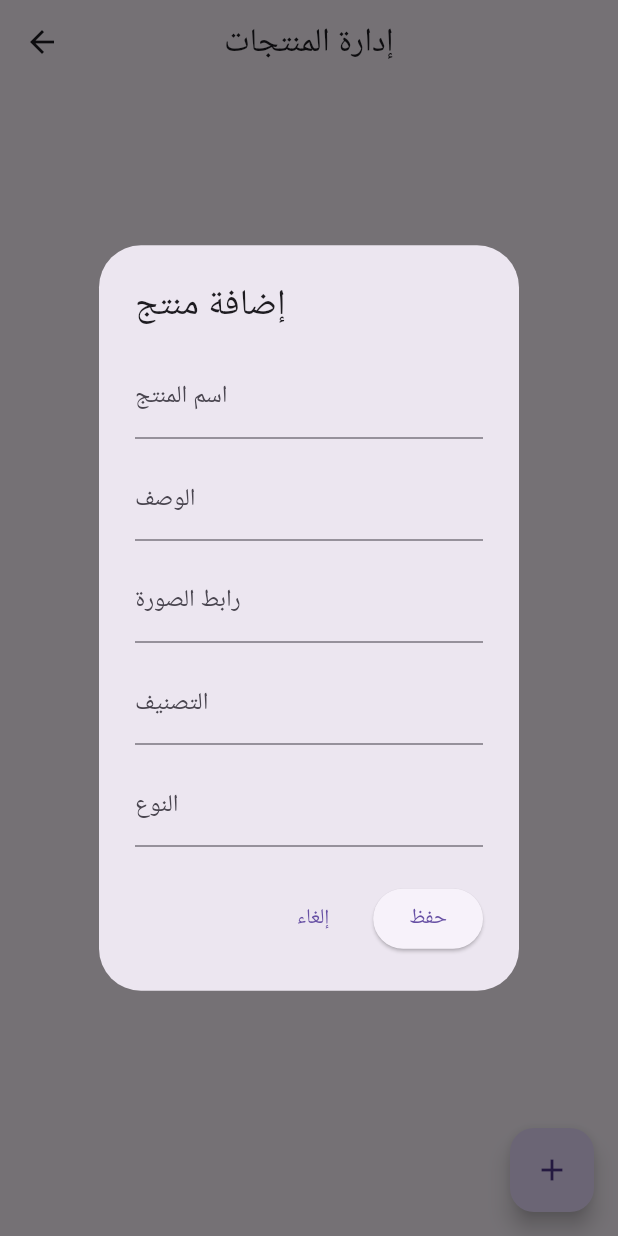
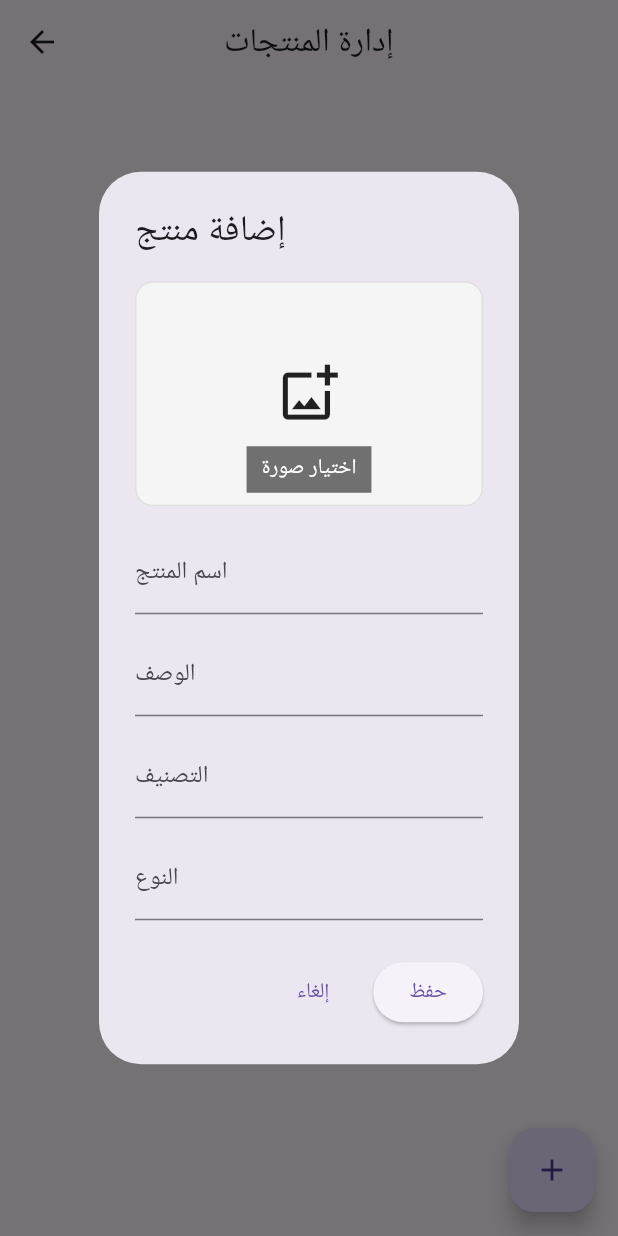
Before and after one commit to ebrahimzaghal1-cmd/barakah-90, a Flutter app: the AdminManageProducts screen opened directly, after a tap on the "add" icon, on a phone screen of 412 x 824 dp. Run offline on Flutter 3.47's test engine with Material 3 defaults, Android fonts, the phone set to English and light mode, and no system bars; our stand-ins replace cloud_firestore, firebase_auth, firebase_core, firebase_storage, geolocator, image_picker and 1 more; accounts and stored records are empty.

```diff
--- a/lib/admin/admin_manage_products.dart
+++ b/lib/admin/admin_manage_products.dart
@@ -1,5 +1,9 @@
+import 'dart:io';
+
 import 'package:cloud_firestore/cloud_firestore.dart';
+import 'package:firebase_storage/firebase_storage.dart';
 import 'package:flutter/material.dart';
+import 'package:image_picker/image_picker.dart';
 
 class AdminManageProducts extends StatefulWidget {
   const AdminManageProducts({super.key});
@@ -10,83 +14,76 @@ class AdminManageProducts extends StatefulWidget {
 
 class _AdminManageProductsState extends State<AdminManageProducts> {
   final FirebaseFirestore _firestore = FirebaseFirestore.instance;
+  final ImagePicker _imagePicker = ImagePicker();
 
   Future<void> _showProductDialog({DocumentSnapshot? doc}) async {
-    final titleController = TextEditingController(text: doc?['title'] ?? '');
+    final product = doc?.data() as Map<String, dynamic>? ?? {};
+    final titleController = TextEditingController(text: product['title'] ?? '');
     final descriptionController =
-        TextEditingController(text: doc?['description'] ?? '');
-    final imageController = TextEditingController(text: doc?['image'] ?? '');
+        TextEditingController(text: product['description'] ?? '');
     final categoryController =
-        TextEditingController(text: doc?['category'] ?? '');
-    final typeController = TextEditingController(text: doc?['type'] ?? '');
+        TextEditingController(text: product['category'] ?? '');
+    final typeController = TextEditingController(text: product['type'] ?? '');
+    var imageUrl = product['image']?.toString() ?? '';
+    File? selectedImage;
+    var isSaving = false;
 
     await showDialog(
       context: context,
-      builder: (context) {
-        return AlertDialog(
-          title: Text(doc == null ? 'إضافة منتج' : 'تعديل المنتج'),
-          content: SingleChildScrollView(
-            child: Column(
-              mainAxisSize: MainAxisSize.min,
-              children: [
-                TextField(
-                  controller: titleController,
-                  decoration: const InputDecoration(
-                    labelText: 'اسم المنتج',
-                  ),
-                ),
-                const SizedBox(height: 12),
-                TextField(
-                  controller: descriptionController,
-                  decoration: const InputDecoration(
-                    labelText: 'الوصف',
-                  ),
-                ),
-                const SizedBox(height: 12),
-                TextField(
-                  controller: imageController,
-                  decoration: const InputDecoration(
-                    labelText: 'رابط الصورة',
-                  ),
-                ),
-                const SizedBox(height: 12),
-                TextField(
-                  controller: categoryController,
-                  decoration: const InputDecoration(
-                    labelText: 'التصنيف',
-                  ),
-                ),
-                const SizedBox(height: 12),
-                TextField(
-                  controller: typeController,
-                  decoration: const InputDecoration(
-                    labelText: 'النوع',
-                  ),
-                ),
-              ],
-            ),
-          ),
-          actions: [
-            TextButton(
-              onPressed: () => Navigator.pop(context),
-              child: const Text('إلغاء'),
-            ),
-            ElevatedButton(
-              onPressed: () async {
-                final title = titleController.text.trim();
-                final description = descriptionController.text.trim();
-                final image = imageController.text.trim();
-                final category = categoryController.text.trim();
-                final type = typeController.text.trim();
+      builder: (dialogContext) {
+        return StatefulBuilder(
+          builder: (context, setDialogState) {
+            Future<void> chooseImage() async {
+              try {
+                final pickedImage = await _imagePicker.pickImage(
+                  source: ImageSource.gallery,
+                  imageQuality: 85,
+                );
+                if (pickedImage == null) return;
 
-                if (title.isEmpty) return;
+                setDialogState(() => selectedImage = File(pickedImage.path));
+              } catch (_) {
+                if (context.mounted) {
+                  ScaffoldMessenger.of(context).showSnackBar(
+                    const SnackBar(content: Text('تعذر اختيار الصورة.')),
+                  );
+                }
+              }
+            }
+
+            Future<void> saveProduct() async {
+              final title = titleController.text.trim();
+              if (title.isEmpty) {
+                ScaffoldMessenger.of(context).showSnackBar(
+                  const SnackBar(content: Text('يرجى إدخال اسم المنتج.')),
+                );
+                return;
+              }
+
+              setDialogState(() => isSaving = true);
+              try {
+                if (selectedImage != null) {
+                  final imagePath = selectedImage!.path;
+                  final extension = imagePath.contains('.')
+                      ? imagePath.split('.').last
+                      : 'jpg';
+                  final fileName =
+                      '${DateTime.now().millisecondsSinceEpoch}.$extension';
+                  final storageRef = FirebaseStorage.instance
+                      .ref()
+                      .child('items')
+                      .child(fileName);
+
+                  await storageRef.putFile(selectedImage!);
+                  imageUrl = await storageRef.getDownloadURL();
+                }
 
                 final data = {
                   'title': title,
-                  'description': description,
-                  'image': image,
-                  'category': category,
-                  'type': type,
+                  'description': descriptionController.text.trim(),
+                  'image': imageUrl,
+                  'category': categoryController.text.trim(),
+                  'type': typeController.text.trim(),
                 };
 
                 if (doc == null) {
@@ -95,14 +92,124 @@ class _AdminManageProductsState extends State<AdminManageProducts> {
                   await _firestore.collection('items').doc(doc.id).update(data);
                 }
 
-                if (mounted) Navigator.pop(context);
-              },
-              child: const Text('حفظ'),
-            ),
-          ],
+                if (context.mounted) Navigator.of(dialogContext).pop();
+              } catch (_) {
+                if (context.mounted) {
+                  ScaffoldMessenger.of(context).showSnackBar(
+                    const SnackBar(
+                        content: Text('تعذر حفظ المنتج. حاول مرة أخرى.')),
+                  );
+                }
+              } finally {
+                if (context.mounted) setDialogState(() => isSaving = false);
+              }
+            }
+
+            final preview = selectedImage != null
+                ? Image.file(selectedImage!, fit: BoxFit.cover)
+                : imageUrl.isNotEmpty
+                    ? Image.network(
+                        imageUrl,
+                        fit: BoxFit.cover,
+                        errorBuilder: (_, __, ___) => const Icon(
+                          Icons.image_not_supported_outlined,
+                          size: 42,
+                        ),
+                      )
+                    : const Icon(Icons.add_photo_alternate_outlined, size: 42);
+
+            return AlertDialog(
+              title: Text(doc == null ? 'إضافة منتج' : 'تعديل المنتج'),
+              content: SingleChildScrollView(
+                child: Column(
+                  mainAxisSize: MainAxisSize.min,
+                  children: [
+                    InkWell(
+                      onTap: isSaving ? null : chooseImage,
+                      borderRadius: BorderRadius.circular(12),
+                      child: Container(
+                        height: 150,
+                        width: double.infinity,
+                        clipBehavior: Clip.antiAlias,
+                        decoration: BoxDecoration(
+                          color: Colors.grey.shade100,
+                          borderRadius: BorderRadius.circular(12),
+                          border: Border.all(color: Colors.grey.shade300),
+                        ),
+                        child: Stack(
+                          alignment: Alignment.center,
+                          children: [
+                            preview,
+                            Positioned(
+                              bottom: 8,
+                              child: Container(
+                                padding: const EdgeInsets.symmetric(
+                                  horizontal: 10,
+                                  vertical: 5,
+                                ),
+                                color: Colors.black54,
+                                child: Text(
+                                  imageUrl.isEmpty && selectedImage == null
+                                      ? 'اختيار صورة'
+                                      : 'تغيير الصورة',
+                                  style: const TextStyle(color: Colors.white),
+                                ),
+                              ),
+                            ),
+                          ],
+                        ),
+                      ),
+                    ),
+                    const SizedBox(height: 16),
+                    TextField(
+                      controller: titleController,
+                      decoration:
+                          const InputDecoration(labelText: 'اسم المنتج'),
+                    ),
+                    const SizedBox(height: 12),
+                    TextField(
+                      controller: descriptionController,
+                      decoration: const InputDecoration(labelText: 'الوصف'),
+                    ),
+                    const SizedBox(height: 12),
+                    TextField(
+                      controller: categoryController,
+                      decoration: const InputDecoration(labelText: 'التصنيف'),
+                    ),
+                    const SizedBox(height: 12),
+                    TextField(
+                      controller: typeController,
+                      decoration: const InputDecoration(labelText: 'النوع'),
+                    ),
+                  ],
+                ),
+              ),
+              actions: [
+                TextButton(
+                  onPressed: isSaving ? null : () => Navigator.pop(context),
+                  child: const Text('إلغاء'),
+                ),
+                ElevatedButton(
+                  onPressed: isSaving ? null : saveProduct,
+                  child: isSaving
+                      ? const SizedBox(
+                          height: 20,
+                          width: 20,
+                          child: CircularProgressIndicator(strokeWidth: 2),
+                        )
+                      : const Text('حفظ'),
+                ),
+              ],
+            );
+          },
         );
       },
     );
+
+    titleController.dispose();
+    descriptionController.dispose();
+    categoryController.dispose();
+    typeController.dispose();
   }
 
   Future<void> _deleteProduct(String id) async {
```
Also changed, not shown: 2 other files.
